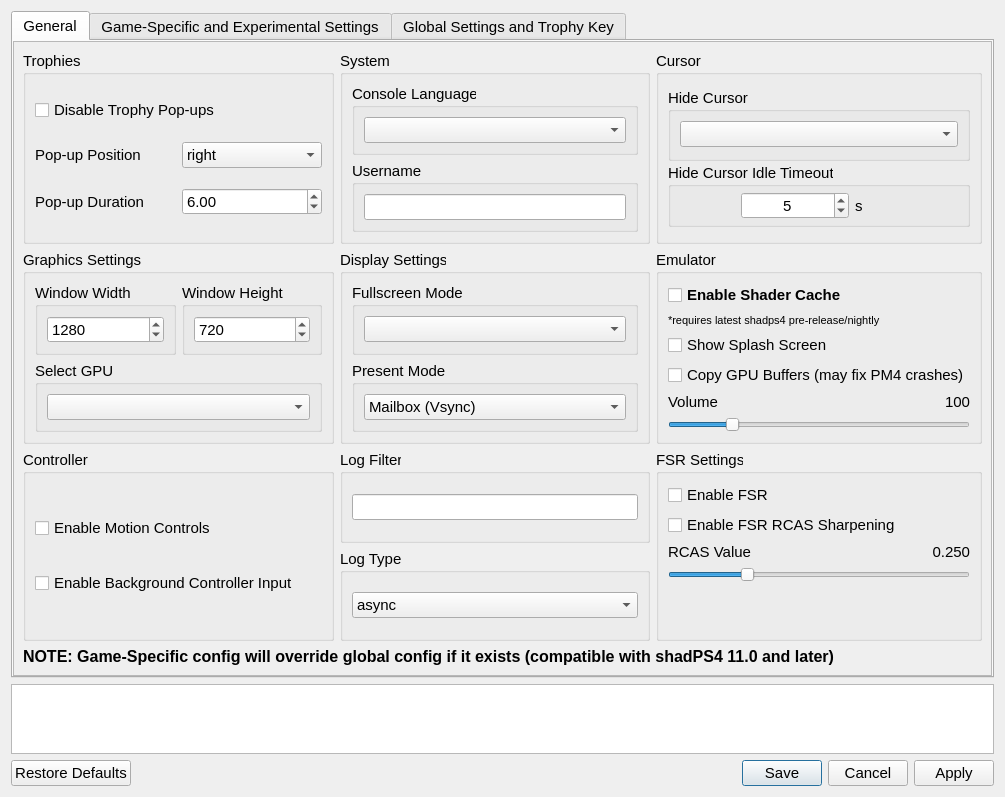
This is settings/ShadSettings.ui in rainmakerv3/BB_Launcher as Qt 5 draws it before an edit. The edited form follows.
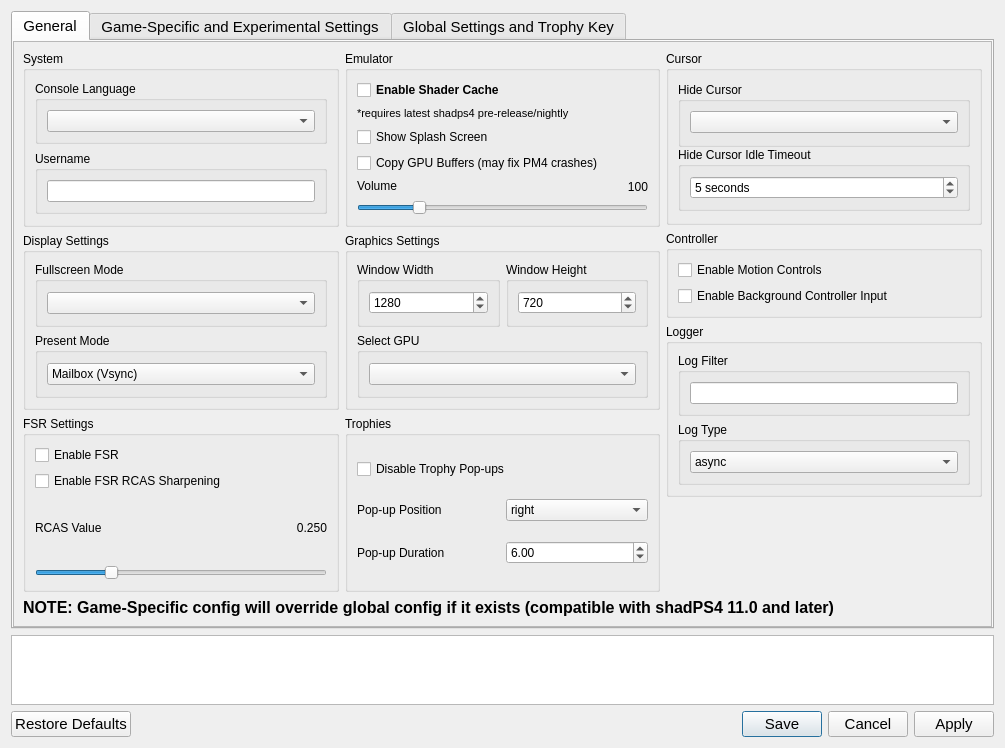
This is the edited form. The open tabs and pages were chosen to show the change. Icons and pictures are not drawn.

Commit message: PKG Extractor and settings ui visual adjustments

What changed in the file:
```diff
--- a/settings/ShadSettings.ui
+++ b/settings/ShadSettings.ui
@@ -10,7 +10,7 @@
     <x>0</x>
     <y>0</y>
     <width>1005</width>
-    <height>797</height>
+    <height>748</height>
    </rect>
   </property>
   <property name="sizePolicy">
@@ -65,26 +65,35 @@
         <rect>
          <x>0</x>
          <y>0</y>
-         <width>967</width>
-         <height>640</height>
+         <width>981</width>
+         <height>584</height>
         </rect>
        </property>
        <layout class="QVBoxLayout" name="generalTabVLayout" stretch="0,0">
         <item>
-         <layout class="QGridLayout" name="gridLayout">
-          <property name="bottomMargin">
-           <number>0</number>
-          </property>
-          <item row="0" column="1">
-           <layout class="QVBoxLayout" name="GUITabLayoutMiddle" stretch="0">
+         <layout class="QHBoxLayout" name="mainHLayout">
+          <item>
+           <layout class="QVBoxLayout" name="SettingsLayoutLeft" stretch="0,0,0">
             <item>
              <widget class="QGroupBox" name="SystemSettings">
+              <property name="font">
+               <font>
+                <pointsize>9</pointsize>
+                <bold>false</bold>
+               </font>
+              </property>
               <property name="title">
                <string notr="true">System</string>
               </property>
               <layout class="QVBoxLayout" name="verticalLayout_9">
                <item>
                 <widget class="QGroupBox" name="consoleLanguageGroupBox">
+                 <property name="sizePolicy">
+                  <sizepolicy hsizetype="Preferred" vsizetype="Fixed">
+                   <horstretch>0</horstretch>
+                   <verstretch>0</verstretch>
+                  </sizepolicy>
+                 </property>
                  <property name="title">
                   <string notr="true">Console Language</string>
                  </property>
@@ -97,6 +106,12 @@
                </item>
                <item>
                 <widget class="QGroupBox" name="userName">
+                 <property name="sizePolicy">
+                  <sizepolicy hsizetype="Preferred" vsizetype="Fixed">
+                   <horstretch>0</horstretch>
+                   <verstretch>0</verstretch>
+                  </sizepolicy>
+                 </property>
                  <property name="title">
                   <string notr="true">Username</string>
                  </property>
@@ -110,162 +125,14 @@
               </layout>
              </widget>
             </item>
-           </layout>
-          </item>
-          <item row="0" column="2">
-           <layout class="QVBoxLayout" name="verticalLayout_3">
             <item>
-             <widget class="QGroupBox" name="cursorGroupBox">
-              <property name="title">
-               <string notr="true">Cursor</string>
+             <widget class="QGroupBox" name="displayGroupBox">
+              <property name="font">
+               <font>
+                <pointsize>9</pointsize>
+                <bold>false</bold>
+               </font>
               </property>
-              <layout class="QVBoxLayout" name="inputCursorLayout">
-               <property name="spacing">
-                <number>0</number>
-               </property>
-               <property name="topMargin">
-                <number>11</number>
-               </property>
-               <property name="bottomMargin">
-                <number>11</number>
-               </property>
-               <item>
-                <widget class="QGroupBox" name="hideCursorGroupBox">
-                 <property name="enabled">
-                  <bool>true</bool>
-                 </property>
-                 <property name="sizePolicy">
-                  <sizepolicy hsizetype="Preferred" vsizetype="Fixed">
-                   <horstretch>0</horstretch>
-                   <verstretch>0</verstretch>
-                  </sizepolicy>
-                 </property>
-                 <property name="title">
-                  <string notr="true">Hide Cursor</string>
-                 </property>
-                 <layout class="QVBoxLayout" name="hideCursorLayout">
-                  <property name="spacing">
-                   <number>7</number>
-                  </property>
-                  <property name="bottomMargin">
-                   <number>11</number>
-                  </property>
-                  <item>
-                   <widget class="QComboBox" name="hideCursorComboBox"/>
-                  </item>
-                 </layout>
-                </widget>
-               </item>
-               <item>
-                <widget class="QGroupBox" name="idleTimeoutGroupBox">
-                 <property name="enabled">
-                  <bool>true</bool>
-                 </property>
-                 <property name="sizePolicy">
-                  <sizepolicy hsizetype="Preferred" vsizetype="Fixed">
-                   <horstretch>0</horstretch>
-                   <verstretch>0</verstretch>
-                  </sizepolicy>
-                 </property>
-                 <property name="minimumSize">
-                  <size>
-                   <width>0</width>
-                   <height>0</height>
-                  </size>
-                 </property>
-                 <property name="title">
-                  <string notr="true">Hide Cursor Idle Timeout</string>
-                 </property>
-                 <property name="alignment">
-                  <set>Qt::AlignmentFlag::AlignLeading|Qt::AlignmentFlag::AlignLeft|Qt::AlignmentFlag::AlignTop</set>
-                 </property>
-                 <property name="flat">
-                  <bool>false</bool>
-                 </property>
-                 <layout class="QHBoxLayout" name="IdleTimeoutLayout" stretch="0,0">
-                  <property name="spacing">
-                   <number>6</number>
-                  </property>
-                  <property name="leftMargin">
-                   <number>70</number>
-                  </property>
-                  <property name="topMargin">
-                   <number>5</number>
-                  </property>
-                  <property name="rightMargin">
-                   <number>5</number>
-                  </property>
-                  <property name="bottomMargin">
-                   <number>5</number>
-                  </property>
-                  <item>
-                   <widget class="QSpinBox" name="idleTimeoutSpinBox">
-                    <property name="enabled">
-                     <bool>true</bool>
-                    </property>
-                    <property name="sizePolicy">
-                     <sizepolicy hsizetype="Minimum" vsizetype="Fixed">
-                      <horstretch>0</horstretch>
-                      <verstretch>0</verstretch>
-                     </sizepolicy>
-                    </property>
-                    <property name="minimumSize">
-                     <size>
-                      <width>0</width>
-                      <height>0</height>
-                     </size>
-                    </property>
-                    <property name="maximumSize">
-                     <size>
-                      <width>16777215</width>
-                      <height>16777215</height>
-                     </size>
-                    </property>
-                    <property name="layoutDirection">
-                     <enum>Qt::LayoutDirection::LeftToRight</enum>
-                    </property>
-                    <property name="wrapping">
-                     <bool>false</bool>
-                    </property>
-                    <property name="alignment">
-                     <set>Qt::AlignmentFlag::AlignCenter</set>
-                    </property>
-                    <property name="buttonSymbols">
-                     <enum>QAbstractSpinBox::ButtonSymbols::UpDownArrows</enum>
-                    </property>
-                    <property name="suffix">
-                     <string notr="true"/>
-                    </property>
-                    <property name="maximum">
-                     <number>3600</number>
-                    </property>
-                    <property name="value">
-                     <number>5</number>
-                    </property>
-                    <property name="displayIntegerBase">
-                     <number>10</number>
-                    </property>
-                   </widget>
-                  </item>
-                  <item>
-                   <widget class="QLabel" name="idleTimeoutDurationLabel">
-                    <property name="text">
-                     <string notr="true">s</string>
-                    </property>
-                   </widget>
-                  </item>
-                 </layout>
-                </widget>
-               </item>
-              </layout>
-             </widget>
-            </item>
-           </layout>
-          </item>
-          <item row="2" column="1">
-           <layout class="QVBoxLayout" name="ControllerLayoutRight" stretch="0">
-            <item>
-             <widget class="QGroupBox" name="groupBox_6">
               <property name="title">
                <string>Display Settings</string>
               </property>
@@ -313,12 +180,87 @@
               </layout>
              </widget>
             </item>
+            <item>
+             <widget class="QGroupBox" name="FSRGroupBox">
+              <property name="font">
+               <font>
+                <pointsize>9</pointsize>
+                <bold>false</bold>
+               </font>
+              </property>
+              <property name="title">
+               <string>FSR Settings</string>
+              </property>
+              <layout class="QVBoxLayout" name="verticalLayout_17">
+               <item>
+                <widget class="QCheckBox" name="FSRCheckBox">
+                 <property name="text">
+                  <string>Enable FSR</string>
+                 </property>
+                </widget>
+               </item>
+               <item>
+                <widget class="QCheckBox" name="RCASCheckBox">
+                 <property name="text">
+                  <string>Enable FSR RCAS Sharpening</string>
+                 </property>
+                </widget>
+               </item>
+               <item>
+                <layout class="QHBoxLayout" name="rcasValueLayout">
+                 <item>
+                  <widget class="QLabel" name="RCASLabel">
+                   <property name="sizePolicy">
+                    <sizepolicy hsizetype="Preferred" vsizetype="Fixed">
+                     <horstretch>0</horstretch>
+                     <verstretch>0</verstretch>
+                    </sizepolicy>
+                   </property>
+                   <property name="text">
+                    <string>RCAS Value</string>
+                   </property>
+                  </widget>
+                 </item>
+                 <item>
+                  <widget class="QLabel" name="RCASValue">
+                   <property name="text">
+                    <string>0.250</string>
+                   </property>
+                   <property name="alignment">
+                    <set>Qt::AlignmentFlag::AlignRight|Qt::AlignmentFlag::AlignTrailing|Qt::AlignmentFlag::AlignVCenter</set>
+                   </property>
+                  </widget>
+                 </item>
+                </layout>
+               </item>
+               <item>
+                <widget class="QSlider" name="RCASSlider">
+                 <property name="maximum">
+                  <number>1000</number>
+                 </property>
+                 <property name="value">
+                  <number>250</number>
+                 </property>
+                 <property name="orientation">
+                  <enum>Qt::Orientation::Horizontal</enum>
+                 </property>
+                </widget>
+               </item>
+              </layout>
+             </widget>
+            </item>
            </layout>
           </item>
-          <item row="2" column="2">
-           <layout class="QVBoxLayout" name="verticalLayout_5">
+          <item>
+           <layout class="QVBoxLayout" name="SettingsLayoutMid">
             <item>
              <widget class="QGroupBox" name="emulatorSettingsGroupBox">
+              <property name="font">
+               <font>
+                <pointsize>9</pointsize>
+                <bold>false</bold>
+               </font>
+              </property>
               <property name="title">
                <string notr="true">Emulator</string>
               </property>
@@ -327,7 +269,7 @@
                 <widget class="QCheckBox" name="pipelineCacheCheckBox">
                  <property name="font">
                   <font>
-                   <pointsize>11</pointsize>
+                   <pointsize>9</pointsize>
                    <bold>true</bold>
                   </font>
                  </property>
@@ -364,58 +306,56 @@
                 </widget>
                </item>
                <item>
-                <layout class="QVBoxLayout" name="verticalLayout_20">
+                <layout class="QHBoxLayout" name="horizontalLayout_4">
                  <item>
-                  <layout class="QHBoxLayout" name="horizontalLayout_4">
-                   <item>
-                    <widget class="QLabel" name="volumeLabel">
-                     <property name="sizePolicy">
-                      <sizepolicy hsizetype="Preferred" vsizetype="Fixed">
-                       <horstretch>0</horstretch>
-                       <verstretch>0</verstretch>
-                      </sizepolicy>
-                     </property>
-                     <property name="text">
-                      <string>Volume</string>
-                     </property>
-                    </widget>
-                   </item>
-                   <item>
-                    <widget class="QLabel" name="volumeValue">
-                     <property name="text">
-                      <string>100</string>
-                     </property>
-                     <property name="alignment">
-                      <set>Qt::AlignmentFlag::AlignRight|Qt::AlignmentFlag::AlignTrailing|Qt::AlignmentFlag::AlignVCenter</set>
-                     </property>
-                    </widget>
-                   </item>
-                  </layout>
+                  <widget class="QLabel" name="volumeLabel">
+                   <property name="sizePolicy">
+                    <sizepolicy hsizetype="Preferred" vsizetype="Fixed">
+                     <horstretch>0</horstretch>
+                     <verstretch>0</verstretch>
+                    </sizepolicy>
+                   </property>
+                   <property name="text">
+                    <string>Volume</string>
+                   </property>
+                  </widget>
                  </item>
                  <item>
-                  <widget class="QSlider" name="volumeSlider">
-                   <property name="maximum">
-                    <number>500</number>
+                  <widget class="QLabel" name="volumeValue">
+                   <property name="text">
+                    <string>100</string>
                    </property>
-                   <property name="value">
-                    <number>100</number>
-                   </property>
-                   <property name="orientation">
-                    <enum>Qt::Orientation::Horizontal</enum>
+                   <property name="alignment">
+                    <set>Qt::AlignmentFlag::AlignRight|Qt::AlignmentFlag::AlignTrailing|Qt::AlignmentFlag::AlignVCenter</set>
                    </property>
                   </widget>
                  </item>
                 </layout>
                </item>
+               <item>
+                <widget class="QSlider" name="volumeSlider">
+                 <property name="maximum">
+                  <number>500</number>
+                 </property>
+                 <property name="value">
+                  <number>100</number>
+                 </property>
+                 <property name="orientation">
+                  <enum>Qt::Orientation::Horizontal</enum>
+                 </property>
+                </widget>
+               </item>
               </layout>
              </widget>
             </item>
-           </layout>
-          </item>
-          <item row="2" column="0">
-           <layout class="QVBoxLayout" name="systemTabLayoutLeft">
             <item>
-             <widget class="QGroupBox" name="groupBox">
+             <widget class="QGroupBox" name="graphicsGroupBox">
+              <property name="font">
+               <font>
+                <pointsize>9</pointsize>
+                <bold>false</bold>
+               </font>
+              </property>
               <property name="title">
                <string notr="true">Graphics Settings</string>
               </property>
@@ -504,89 +444,14 @@
               </layout>
              </widget>
             </item>
-           </layout>
-          </item>
-          <item row="3" column="1">
-           <layout class="QVBoxLayout" name="verticalLayout_8">
-            <item>
-             <widget class="QGroupBox" name="logFilter">
-              <property name="title">
-               <string notr="true">Log Filter</string>
-              </property>
-              <layout class="QVBoxLayout" name="logFilterLayout">
-               <item>
-                <widget class="QLineEdit" name="logFilterLineEdit"/>
-               </item>
-              </layout>
-             </widget>
-            </item>
-            <item>
-             <widget class="QGroupBox" name="logTypeGroupBox">
-              <property name="title">
-               <string notr="true">Log Type</string>
-              </property>
-              <layout class="QVBoxLayout" name="logTypeBoxLayout">
-               <item>
-                <widget class="QComboBox" name="logTypeComboBox">
-                 <item>
-                  <property name="text">
-                   <string>async</string>
-                  </property>
-                 </item>
-                 <item>
-                  <property name="text">
-                   <string>sync</string>
-                  </property>
-                 </item>
-                </widget>
-               </item>
-              </layout>
-             </widget>
-            </item>
-           </layout>
-          </item>
-          <item row="3" column="0">
-           <widget class="QGroupBox" name="ControllerGroupBox">
-            <property name="sizePolicy">
-             <sizepolicy hsizetype="MinimumExpanding" vsizetype="Preferred">
-              <horstretch>0</horstretch>
-              <verstretch>0</verstretch>
-             </sizepolicy>
-            </property>
-            <property name="title">
-             <string>Controller</string>
-            </property>
-            <layout class="QVBoxLayout" name="verticalLayout">
-             <property name="spacing">
-              <number>0</number>
-             </property>
-             <property name="topMargin">
-              <number>11</number>
-             </property>
-             <property name="bottomMargin">
-              <number>11</number>
-             </property>
-             <item>
-              <widget class="QCheckBox" name="motionControlsCheckBox">
-               <property name="text">
-                <string>Enable Motion Controls</string>
-               </property>
-              </widget>
-             </item>
-             <item>
-              <widget class="QCheckBox" name="backgroundControllerCheckBox">
-               <property name="text">
-                <string>Enable Background Controller Input</string>
-               </property>
-              </widget>
-             </item>
-            </layout>
-           </widget>
-          </item>
-          <item row="0" column="0">
-           <layout class="QVBoxLayout" name="emulatorTabLayoutMiddle">
             <item>
              <widget class="QGroupBox" name="trophySettingsGroupBox">
+              <property name="font">
+               <font>
+                <pointsize>9</pointsize>
+                <bold>false</bold>
+               </font>
+              </property>
               <property name="title">
                <string>Trophies</string>
               </property>
@@ -662,88 +527,240 @@
             </item>
            </layout>
           </item>
-          <item row="1" column="2">
-           <layout class="QVBoxLayout" name="verticalLayout_13"/>
-          </item>
-          <item row="3" column="2">
-           <widget class="QGroupBox" name="FSRGroupBox">
-            <property name="title">
-             <string>FSR Settings</string>
-            </property>
-            <layout class="QVBoxLayout" name="verticalLayout_17">
-             <item>
-              <widget class="QCheckBox" name="FSRCheckBox">
-               <property name="text">
-                <string>Enable FSR</string>
+          <item>
+           <layout class="QVBoxLayout" name="SettingsLayoutRight">
+            <item>
+             <widget class="QGroupBox" name="cursorGroupBox">
+              <property name="font">
+               <font>
+                <pointsize>9</pointsize>
+                <bold>false</bold>
+               </font>
+              </property>
+              <property name="title">
+               <string notr="true">Cursor</string>
+              </property>
+              <layout class="QVBoxLayout" name="inputCursorLayout">
+               <property name="spacing">
+                <number>0</number>
                </property>
-              </widget>
-             </item>
-             <item>
-              <widget class="QCheckBox" name="RCASCheckBox">
-               <property name="text">
-                <string>Enable FSR RCAS Sharpening</string>
+               <property name="topMargin">
+                <number>11</number>
                </property>
-              </widget>
-             </item>
-             <item>
-              <layout class="QVBoxLayout" name="verticalLayout_16">
+               <property name="bottomMargin">
+                <number>11</number>
+               </property>
                <item>
-                <layout class="QHBoxLayout" name="horizontalLayout_3">
-                 <item>
-                  <widget class="QLabel" name="RCASLabel">
-                   <property name="sizePolicy">
-                    <sizepolicy hsizetype="Preferred" vsizetype="Fixed">
-                     <horstretch>0</horstretch>
-                     <verstretch>0</verstretch>
-                    </sizepolicy>
-                   </property>
-                   <property name="text">
-                    <string>RCAS Value</string>
-                   </property>
-                  </widget>
-                 </item>
-                 <item>
-                  <widget class="QLabel" name="RCASValue">
-                   <property name="text">
-                    <string>0.250</string>
-                   </property>
-                   <property name="alignment">
-                    <set>Qt::AlignmentFlag::AlignRight|Qt::AlignmentFlag::AlignTrailing|Qt::AlignmentFlag::AlignVCenter</set>
-                   </property>
-                  </widget>
-                 </item>
-                </layout>
-               </item>
-               <item>
-                <widget class="QSlider" name="RCASSlider">
-                 <property name="maximum">
-                  <number>1000</number>
+                <widget class="QGroupBox" name="hideCursorGroupBox">
+                 <property name="enabled">
+                  <bool>true</bool>
                  </property>
-                 <property name="value">
-                  <number>250</number>
+                 <property name="sizePolicy">
+                  <sizepolicy hsizetype="Preferred" vsizetype="Fixed">
+                   <horstretch>0</horstretch>
+                   <verstretch>0</verstretch>
+                  </sizepolicy>
                  </property>
-                 <property name="orientation">
-                  <enum>Qt::Orientation::Horizontal</enum>
+                 <property name="title">
+                  <string notr="true">Hide Cursor</string>
                  </property>
+                 <layout class="QVBoxLayout" name="hideCursorLayout">
+                  <property name="spacing">
+                   <number>7</number>
+                  </property>
+                  <property name="bottomMargin">
+                   <number>11</number>
+                  </property>
+                  <item>
+                   <widget class="QComboBox" name="hideCursorComboBox"/>
+                  </item>
+                 </layout>
                 </widget>
                </item>
+               <item>
+                <widget class="QGroupBox" name="idleTimeoutGroupBox">
+                 <property name="title">
+                  <string>Hide Cursor Idle Timeout</string>
+                 </property>
+                 <layout class="QVBoxLayout" name="verticalLayout_5">
+                  <item>
+                   <widget class="QSpinBox" name="idleTimeoutSpinBox">
+                    <property name="enabled">
+                     <bool>true</bool>
+                    </property>
+                    <property name="sizePolicy">
+                     <sizepolicy hsizetype="Preferred" vsizetype="Fixed">
+                      <horstretch>0</horstretch>
+                      <verstretch>0</verstretch>
+                     </sizepolicy>
+                    </property>
+                    <property name="minimumSize">
+                     <size>
+                      <width>0</width>
+                      <height>0</height>
+                     </size>
+                    </property>
+                    <property name="maximumSize">
+                     <size>
+                      <width>16777215</width>
+                      <height>16777215</height>
+                     </size>
+                    </property>
+                    <property name="layoutDirection">
+                     <enum>Qt::LayoutDirection::LeftToRight</enum>
+                    </property>
+                    <property name="wrapping">
+                     <bool>false</bool>
+                    </property>
+                    <property name="frame">
+                     <bool>true</bool>
+                    </property>
+                    <property name="alignment">
+                     <set>Qt::AlignmentFlag::AlignLeading|Qt::AlignmentFlag::AlignLeft|Qt::AlignmentFlag::AlignVCenter</set>
+                    </property>
+                    <property name="buttonSymbols">
+                     <enum>QAbstractSpinBox::ButtonSymbols::UpDownArrows</enum>
+                    </property>
+                    <property name="suffix">
+                     <string notr="true"> seconds</string>
+                    </property>
+                    <property name="maximum">
+                     <number>3600</number>
+                    </property>
+                    <property name="value">
+                     <number>5</number>
+                    </property>
+                    <property name="displayIntegerBase">
+                     <number>10</number>
+                    </property>
+                   </widget>
+                  </item>
+                 </layout>
+                </widget>
+               </item>
               </layout>
-             </item>
-             <item>
-              <spacer name="verticalSpacer_3">
-               <property name="orientation">
-                <enum>Qt::Orientation::Vertical</enum>
+             </widget>
+            </item>
+            <item>
+             <widget class="QGroupBox" name="ControllerGroupBox">
+              <property name="sizePolicy">
+               <sizepolicy hsizetype="MinimumExpanding" vsizetype="Preferred">
+                <horstretch>0</horstretch>
+                <verstretch>0</verstretch>
+               </sizepolicy>
+              </property>
+              <property name="font">
+               <font>
+                <pointsize>9</pointsize>
+                <bold>false</bold>
+               </font>
+              </property>
+              <property name="title">
+               <string>Controller</string>
+              </property>
+              <layout class="QVBoxLayout" name="verticalLayout">
+               <property name="spacing">
+                <number>6</number>
                </property>
-               <property name="sizeHint" stdset="0">
-                <size>
-                 <width>20</width>
-                 <height>40</height>
-                </size>
+               <property name="topMargin">
+                <number>9</number>
                </property>
-              </spacer>
-             </item>
-            </layout>
-           </widget>
+               <property name="bottomMargin">
+                <number>9</number>
+               </property>
+               <item>
+                <widget class="QCheckBox" name="motionControlsCheckBox">
+                 <property name="text">
+                  <string>Enable Motion Controls</string>
+                 </property>
+                </widget>
+               </item>
+               <item>
+                <widget class="QCheckBox" name="backgroundControllerCheckBox">
+                 <property name="text">
+                  <string>Enable Background Controller Input</string>
+                 </property>
+                </widget>
+               </item>
+              </layout>
+             </widget>
+            </item>
+            <item>
+             <widget class="QGroupBox" name="loggerGroupBox">
+              <property name="font">
+               <font>
+                <pointsize>9</pointsize>
+                <bold>false</bold>
+               </font>
+              </property>
+              <property name="title">
+               <string>Logger</string>
+              </property>
+              <layout class="QVBoxLayout" name="verticalLayout_3">
+               <item>
+                <widget class="QGroupBox" name="logFilter">
+                 <property name="font">
+                  <font>
+                   <pointsize>9</pointsize>
+                   <bold>false</bold>
+                  </font>
+                 </property>
+                 <property name="title">
+                  <string notr="true">Log Filter</string>
+                 </property>
+                 <layout class="QVBoxLayout" name="logFilterLayout">
+                  <item>
+                   <widget class="QLineEdit" name="logFilterLineEdit"/>
+                  </item>
+                 </layout>
+                </widget>
+               </item>
+               <item>
+                <widget class="QGroupBox" name="logTypeGroupBox">
+                 <property name="font">
+                  <font>
+                   <pointsize>9</pointsize>
+                   <bold>false</bold>
+                  </font>
+                 </property>
+                 <property name="title">
+                  <string notr="true">Log Type</string>
+                 </property>
+                 <layout class="QVBoxLayout" name="logTypeBoxLayout">
+                  <item>
+                   <widget class="QComboBox" name="logTypeComboBox">
+                    <item>
+                     <property name="text">
+                      <string>async</string>
+                     </property>
+                    </item>
+                    <item>
+                     <property name="text">
+                      <string>sync</string>
+                     </property>
+                    </item>
+                   </widget>
+                  </item>
+                 </layout>
+                </widget>
+               </item>
+              </layout>
+             </widget>
+            </item>
+            <item>
+             <spacer name="verticalSpacer">
+              <property name="orientation">
+               <enum>Qt::Orientation::Vertical</enum>
+              </property>
+              <property name="sizeHint" stdset="0">
+               <size>
+                <width>20</width>
+                <height>40</height>
+               </size>
+              </property>
+             </spacer>
+            </item>
+           </layout>
           </item>
          </layout>
         </item>
```
Left out of the diff: 22 changed lines with no effect on the pictures. The commit also changes 18 other files.
